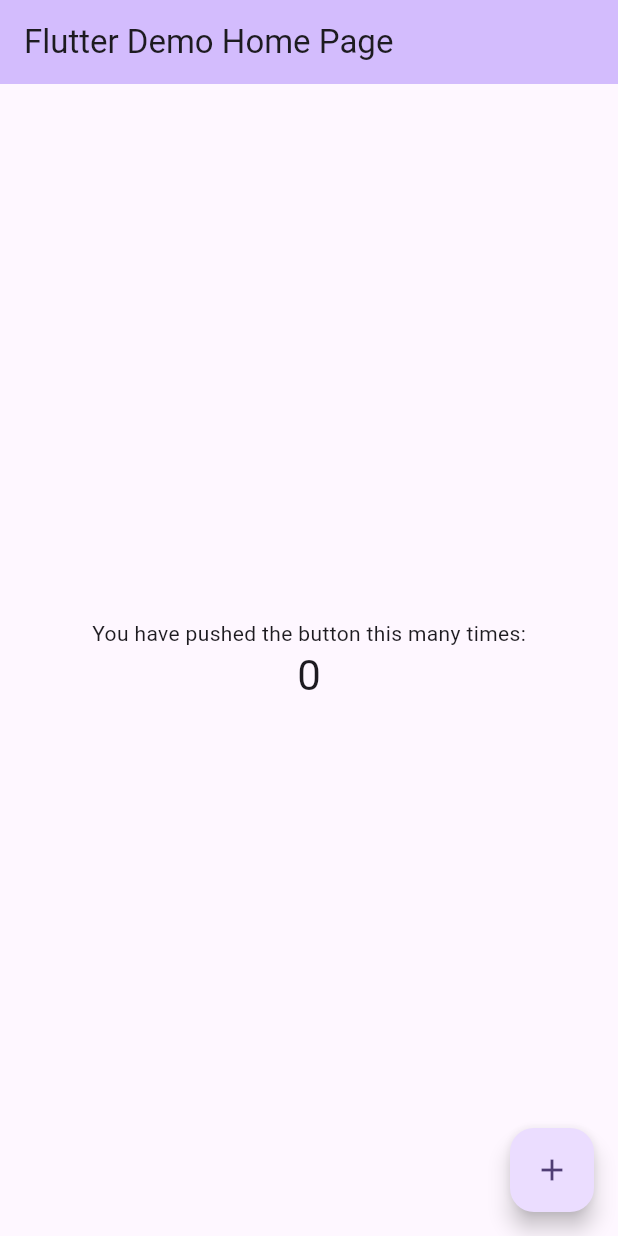
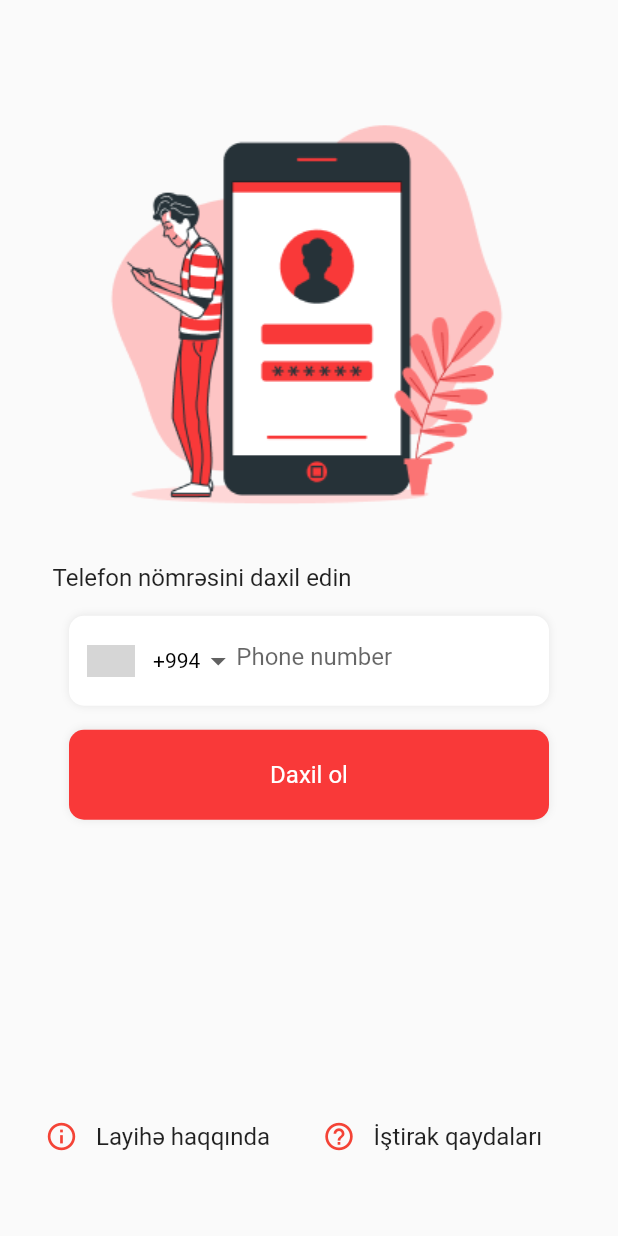
Before and after one commit to ibragimazizli/hemreylik_app, a Flutter app: the screen it shows after launch, on a phone screen of 412 x 824 dp. Run offline on Flutter 3.47's test engine with Material 2 defaults, Android fonts, the phone set to English and light mode, and no system bars; drawn by our look-alikes of intl_phone_number_input; grey boxes are pictures that could not be loaded.

Commit message:
Login Screen

```diff
--- a/lib/main.dart
+++ b/lib/main.dart
@@ -1,125 +1,9 @@
 import 'package:flutter/material.dart';
+import 'package:hermeyliyin_sesi/screens/home_screen.dart';
 
 void main() {
-  runApp(const MyApp());
+  runApp(const MaterialApp(
+    debugShowCheckedModeBanner: false,
+    home: HomeScreen(),
+  ));
 }
-
-class MyApp extends StatelessWidget {
-  const MyApp({super.key});
-
-  // This widget is the root of your application.
-  @override
-  Widget build(BuildContext context) {
-    return MaterialApp(
-      title: 'Flutter Demo',
-      theme: ThemeData(
-        // This is the theme of your application.
-        //
-        // TRY THIS: Try running your application with "flutter run". You'll see
-        // the application has a blue toolbar. Then, without quitting the app,
-        // try changing the seedColor in the colorScheme below to Colors.green
-        // and then invoke "hot reload" (save your changes or press the "hot
-        // reload" button in a Flutter-supported IDE, or press "r" if you used
-        // the command line to start the app).
-        //
-        // Notice that the counter didn't reset back to zero; the application
-        // state is not lost during the reload. To reset the state, use hot
-        // restart instead.
-        //
-        // This works for code too, not just values: Most code changes can be
-        // tested with just a hot reload.
-        colorScheme: ColorScheme.fromSeed(seedColor: Colors.deepPurple),
-        useMaterial3: true,
-      ),
-      home: const MyHomePage(title: 'Flutter Demo Home Page'),
-    );
-  }
-}
-
-class MyHomePage extends StatefulWidget {
-  const MyHomePage({super.key, required this.title});
-
-  // This widget is the home page of your application. It is stateful, meaning
-  // that it has a State object (defined below) that contains fields that affect
-  // how it looks.
-
-  // This class is the configuration for the state. It holds the values (in this
-  // case the title) provided by the parent (in this case the App widget) and
-  // used by the build method of the State. Fields in a Widget subclass are
-  // always marked "final".
-
-  final String title;
-
-  @override
-  State<MyHomePage> createState() => _MyHomePageState();
-}
-
-class _MyHomePageState extends State<MyHomePage> {
-  int _counter = 0;
-
-  void _incrementCounter() {
-    setState(() {
-      // This call to setState tells the Flutter framework that something has
-      // changed in this State, which causes it to rerun the build method below
-      // so that the display can reflect the updated values. If we changed
-      // _counter without calling setState(), then the build method would not be
-      // called again, and so nothing would appear to happen.
-      _counter++;
-    });
-  }
-
-  @override
-  Widget build(BuildContext context) {
-    // This method is rerun every time setState is called, for instance as done
-    // by the _incrementCounter method above.
-    //
-    // The Flutter framework has been optimized to make rerunning build methods
-    // fast, so that you can just rebuild anything that needs updating rather
-    // than having to individually change instances of widgets.
-    return Scaffold(
-      appBar: AppBar(
-        // TRY THIS: Try changing the color here to a specific color (to
-        // Colors.amber, perhaps?) and trigger a hot reload to see the AppBar
-        // change color while the other colors stay the same.
-        backgroundColor: Theme.of(context).colorScheme.inversePrimary,
-        // Here we take the value from the MyHomePage object that was created by
-        // the App.build method, and use it to set our appbar title.
-        title: Text(widget.title),
-      ),
-      body: Center(
-        // Center is a layout widget. It takes a single child and positions it
-        // in the middle of the parent.
-        child: Column(
-          // Column is also a layout widget. It takes a list of children and
-          // arranges them vertically. By default, it sizes itself to fit its
-          // children horizontally, and tries to be as tall as its parent.
-          //
-          // Column has various properties to control how it sizes itself and
-          // how it positions its children. Here we use mainAxisAlignment to
-          // center the children vertically; the main axis here is the vertical
-          // axis because Columns are vertical (the cross axis would be
-          // horizontal).
-          //
-          // TRY THIS: Invoke "debug painting" (choose the "Toggle Debug Paint"
-          // action in the IDE, or press "p" in the console), to see the
-          // wireframe for each widget.
-          mainAxisAlignment: MainAxisAlignment.center,
-          children: <Widget>[
-            const Text(
-              'You have pushed the button this many times:',
-            ),
-            Text(
-              '$_counter',
-              style: Theme.of(context).textTheme.headlineMedium,
-            ),
-          ],
-        ),
-      ),
-      floatingActionButton: FloatingActionButton(
-        onPressed: _incrementCounter,
-        tooltip: 'Increment',
-        child: const Icon(Icons.add),
-      ), // This trailing comma makes auto-formatting nicer for build methods.
-    );
-  }
-}
--- /dev/null
+++ b/lib/screens/home_screen.dart
@@ -0,0 +1,98 @@
+import 'package:flutter/material.dart';
+
+import '../widgets/c_button.dart';
+import '../widgets/input_box.dart';
+
+class HomeScreen extends StatefulWidget {
+  const HomeScreen({super.key});
+
+  @override
+  State<HomeScreen> createState() => _HomeScreenState();
+}
+
+class _HomeScreenState extends State<HomeScreen> {
+  @override
+  Widget build(BuildContext context) {
+    return Scaffold(
+      body: Center(
+        child: SingleChildScrollView(
+          scrollDirection: Axis.vertical,
+          child: Column(
+            mainAxisAlignment: MainAxisAlignment.center,
+            children: [
+              SizedBox(
+                width: 320,
+                height: 320,
+                child: Image.asset(
+                  'assets/images/login_image.png',
+                  fit: BoxFit.cover,
+                ),
+              ),
+              const Row(
+                children: [
+                  Padding(
+                    padding: EdgeInsets.symmetric(horizontal: 35.0),
+                    child: Text(
+                      "Telefon nömrəsini daxil edin",
+                      style: TextStyle(fontSize: 16),
+                    ),
+                  ),
+                ],
+              ),
+              const SizedBox(
+                height: 16,
+              ),
+              const Padding(
+                padding: EdgeInsets.symmetric(horizontal: 0.0),
+                child: InputBox(),
+              ),
+              const SizedBox(
+                height: 16,
+              ),
+              const SubmitButton(
+                text: "Daxil ol",
+              ),
+              const SizedBox(
+                height: 200,
+              ),
+              const Padding(
+                padding: EdgeInsets.symmetric(horizontal: 30.0),
+                child: Row(
+                  children: [
+                    Icon(
+                      Icons.info_outline,
+                      color: Colors.red,
+                      size: 22,
+                    ),
+                    SizedBox(
+                      width: 12,
+                    ),
+                    Text(
+                      "Layihə haqqında",
+                      style: TextStyle(fontSize: 16),
+                    ),
+                    SizedBox(
+                      width: 35,
+                    ),
+                    Icon(
+                      Icons.help_outline,
+                      color: Colors.red,
+                      size: 22,
+                    ),
+                    SizedBox(
+                      width: 12,
+                    ),
+                    Text(
+                      "İştirak qaydaları",
+                      style: TextStyle(fontSize: 16),
+                    )
+                  ],
+                ),
+              ),
+            ],
+          ),
+        ),
+      ),
+    );
+  }
+}
--- /dev/null
+++ b/lib/widgets/c_button.dart
@@ -0,0 +1,38 @@
+import 'package:flutter/material.dart';
+
+class SubmitButton extends StatelessWidget {
+  final String text;
+  const SubmitButton({
+    super.key,
+    required this.text,
+  });
+
+  @override
+  Widget build(BuildContext context) {
+    return Container(
+      decoration: BoxDecoration(
+        color: const Color.fromRGBO(249, 57, 57, 1),
+        borderRadius: BorderRadius.circular(10),
+        boxShadow: const [
+          BoxShadow(
+            color: Color.fromRGBO(51, 51, 51, 0.1),
+            spreadRadius: 0,
+            blurRadius: 4,
+            offset: Offset(0, 0),
+          ),
+        ],
+      ),
+      width: 320,
+      height: 60,
+      child: Center(
+        child: Text(
+          text,
+          style: const TextStyle(
+            fontSize: 16,
+            color: Colors.white,
+          ),
+        ),
+      ),
+    );
+  }
+}
--- /dev/null
+++ b/lib/widgets/input_box.dart
@@ -0,0 +1,84 @@
+// ignore_for_file: avoid_print
+
+import 'package:flutter/material.dart';
+import 'package:intl_phone_number_input/intl_phone_number_input.dart';
+
+class InputBox extends StatefulWidget {
+  const InputBox({Key? key}) : super(key: key);
+
+  @override
+  State<InputBox> createState() => _InputBoxState();
+}
+
+class _InputBoxState extends State<InputBox> {
+  final GlobalKey<FormState> formKey = GlobalKey<FormState>();
+
+  final TextEditingController controller = TextEditingController();
+  String initialCountry = 'AZ';
+  PhoneNumber number = PhoneNumber(isoCode: 'AZ');
+
+  @override
+  Widget build(BuildContext context) {
+    return Form(
+      key: formKey,
+      child: Container(
+        decoration: BoxDecoration(
+          color: Colors.white,
+          borderRadius: BorderRadius.circular(10),
+          boxShadow: const [
+            BoxShadow(
+              color: Color.fromRGBO(51, 51, 51, 0.1),
+              spreadRadius: 0,
+              blurRadius: 4,
+              offset: Offset(0, 0),
+            ),
+          ],
+        ),
+        width: 320,
+        height: 60,
+        child: Column(
+          mainAxisAlignment: MainAxisAlignment.center,
+          crossAxisAlignment: CrossAxisAlignment.start,
+          children: <Widget>[
+            InternationalPhoneNumberInput(
+              onInputChanged: (PhoneNumber number) {
+                print(number.phoneNumber);
+              },
+              selectorConfig: const SelectorConfig(
+                trailingSpace: false,
+                setSelectorButtonAsPrefixIcon: true,
+                selectorType: PhoneInputSelectorType.DROPDOWN,
+              ),
+              ignoreBlank: false,
+              autoValidateMode: AutovalidateMode.disabled,
+              selectorTextStyle: const TextStyle(color: Colors.black),
+              initialValue: number,
+              textFieldController: controller,
+              formatInput: true,
+              keyboardType: TextInputType.phone,
+              inputBorder: InputBorder.none,
+              onSaved: (PhoneNumber number) {
+                print('On Saved: $number');
+              },
+            ),
+          ],
+        ),
+      ),
+    );
+  }
+
+  void getPhoneNumber(String phoneNumber) async {
+    PhoneNumber number =
+        await PhoneNumber.getRegionInfoFromPhoneNumber(phoneNumber, 'US');
+
+    setState(() {
+      this.number = number;
+    });
+  }
+
+  @override
+  void dispose() {
+    controller.dispose();
+    super.dispose();
+  }
+}
```
Also changed, not shown: pubspec.yaml (+7 -19 lines), assets/images/login_image.png (added), pubspec.lock, 11 other files.
